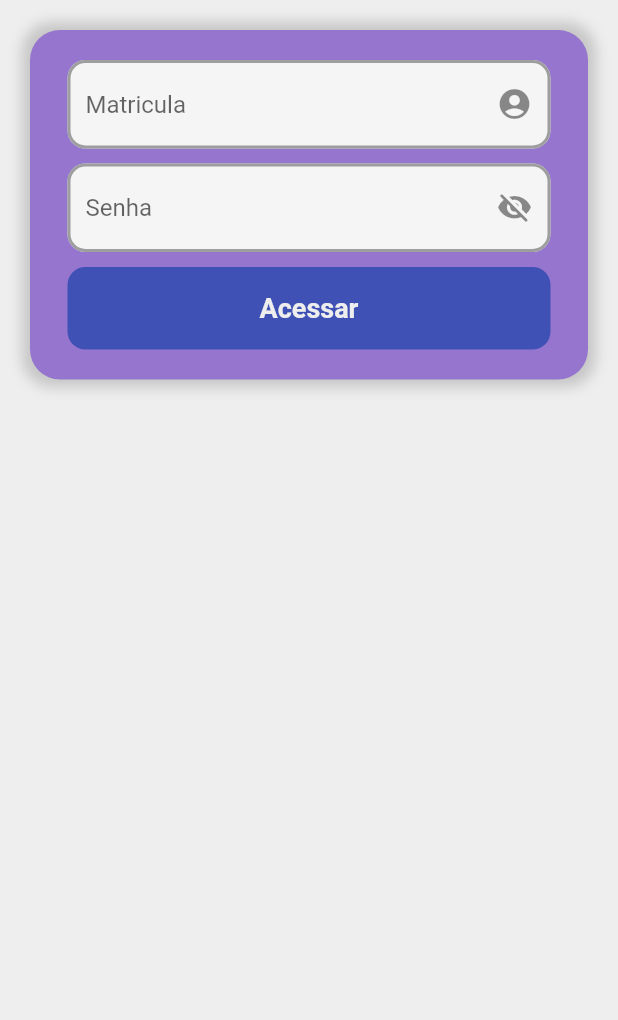
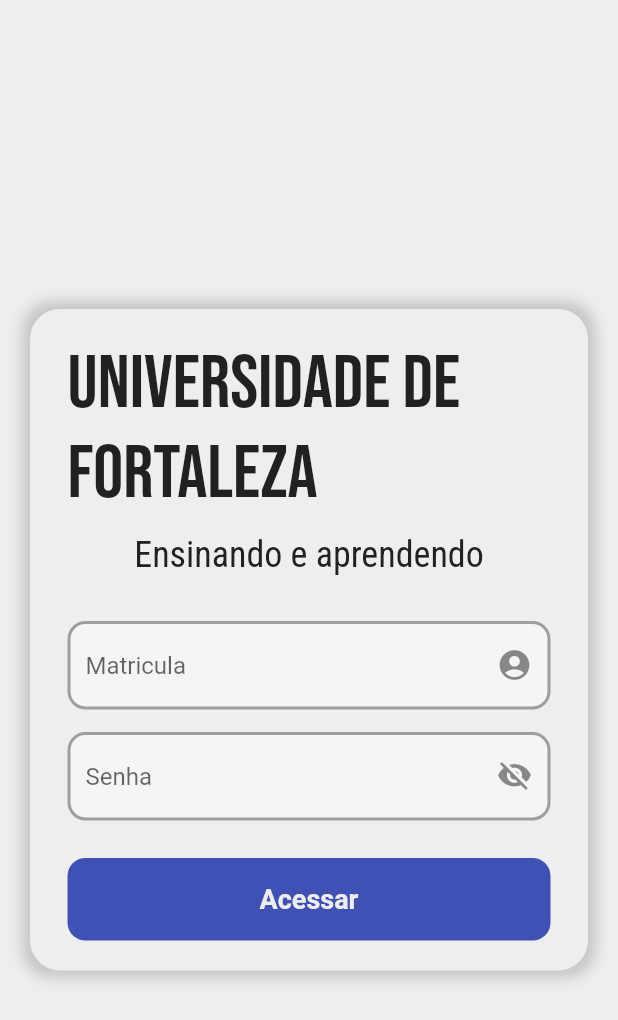
Before and after one commit to Aureli-O/ava_mobile_flutter, a Flutter app: the screen it shows after launch, on a phone screen of 412 x 824 dp. Shown: the top 1020 px of the screen. Run offline on Flutter 3.47's test engine with Material 2 defaults, Android fonts, the phone set to English and light mode, and no system bars; our stand-ins replace google_fonts.

Commit message:
Modificação na página de login

```diff
--- a/lib/pages/login_page.dart
+++ b/lib/pages/login_page.dart
@@ -14,14 +14,16 @@
   @override
   Widget build(BuildContext context) {
     return Scaffold(
-      backgroundColor: Colors.grey[200], //torcar por imagem
+      backgroundColor: Colors.grey[200],
       body: SafeArea(
         child: SingleChildScrollView(
           child: Container(
-            margin: EdgeInsets.all(20),
+            //decoração do container
+            margin: EdgeInsets.fromLTRB(
+                20, MediaQuery.of(context).size.width / 2, 20, 20),
             decoration: BoxDecoration(
               borderRadius: BorderRadius.circular(20),
-              color: Colors.deepPurple[300],
+              color: Colors.grey[200],
               shape: BoxShape.rectangle,
               boxShadow: [
                 BoxShadow(
@@ -35,10 +37,36 @@
               mainAxisAlignment: MainAxisAlignment.center,
               children: [
                 SizedBox(height: 20),
-                //Email textfield //campo de texto do email //email
+
+                //texto de cima
+                Padding(
+                  padding: const EdgeInsets.symmetric(horizontal: 25.0),
+                  child: Text(
+                    "Universidade de Fortaleza",
+                    style: GoogleFonts.bebasNeue(
+                      fontSize: 50,
+                      color: Colors.grey[900],
+                    ),
+                  ),
+                ),
+                SizedBox(height: 10),
+                Padding(
+                  padding: const EdgeInsets.symmetric(horizontal: 25.0),
+                  child: Text(
+                    "Ensinando e aprendendo",
+                    style: GoogleFonts.robotoCondensed(
+                      fontSize: 24,
+                      color: Colors.grey[900],
+                    ),
+                  ),
+                ),
+                SizedBox(height: 30),
+
+                //matricula textfield //campo de texto do matricula //matricula
                 Padding(
                   padding: const EdgeInsets.symmetric(horizontal: 25.0),
                   child: TextField(
+                    keyboardType: TextInputType.number,
                     decoration: InputDecoration(
                       suffixIcon: Icon(Icons.account_circle_rounded),
                       enabledBorder: OutlineInputBorder(
@@ -54,9 +82,7 @@
                     ),
                   ),
                 ),
-                SizedBox(
-                  height: 10,
-                ),
+                SizedBox(height: 15),
 
                 //Password Textfiel //campo de texto da senha //password
                 Padding(
@@ -78,11 +104,9 @@
                     ),
                   ),
                 ),
-                SizedBox(
-                  height: 10,
-                ),
+                SizedBox(height: 25),
 
-                //Sign in Button //botão de login // sign in
+                //Botão de acesso
                 Padding(
                   padding: const EdgeInsets.symmetric(horizontal: 25.0),
                   child: GestureDetector(
@@ -105,9 +129,8 @@
                     ),
                   ),
                 ),
-                SizedBox(
-                  height: 20,
-                ),
+                SizedBox(height: 20),
+
               ],
             ),
           ),
```
